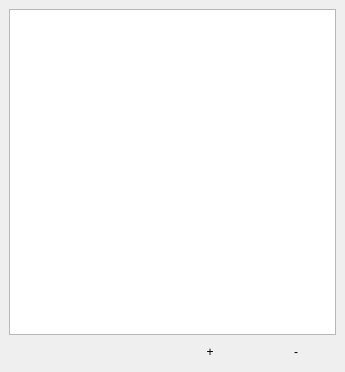
Qt form src/meshlab/ui/layerDialog.ui (cnr-isti-vclab/meshlab) before a commit.
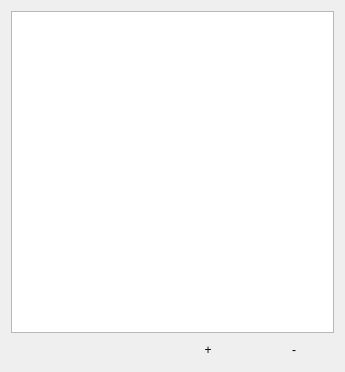
The same form after that commit.

Commit message: No more explicit selection of items

Diff of the .ui file:
```diff
--- a/src/meshlab/ui/layerDialog.ui
+++ b/src/meshlab/ui/layerDialog.ui
@@ -13,12 +13,6 @@
    <string>Layer Dialog</string>
   </property>
   <layout class="QVBoxLayout" >
-   <property name="margin" >
-    <number>9</number>
-   </property>
-   <property name="spacing" >
-    <number>6</number>
-   </property>
    <item>
     <widget class="QTableWidget" name="layerTableWidget" >
      <property name="showGrid" >
@@ -28,12 +22,6 @@
    </item>
    <item>
     <layout class="QHBoxLayout" >
-     <property name="margin" >
-      <number>0</number>
-     </property>
-     <property name="spacing" >
-      <number>6</number>
-     </property>
      <item>
       <spacer>
        <property name="orientation" >
```
Left out of the diff: 3 changed lines with no effect on the pictures.
